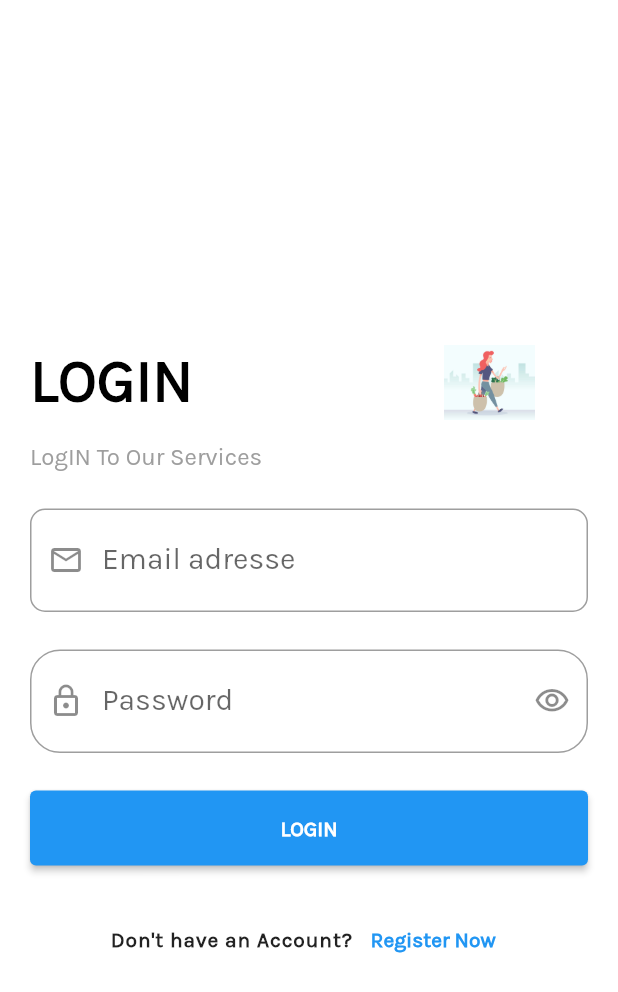
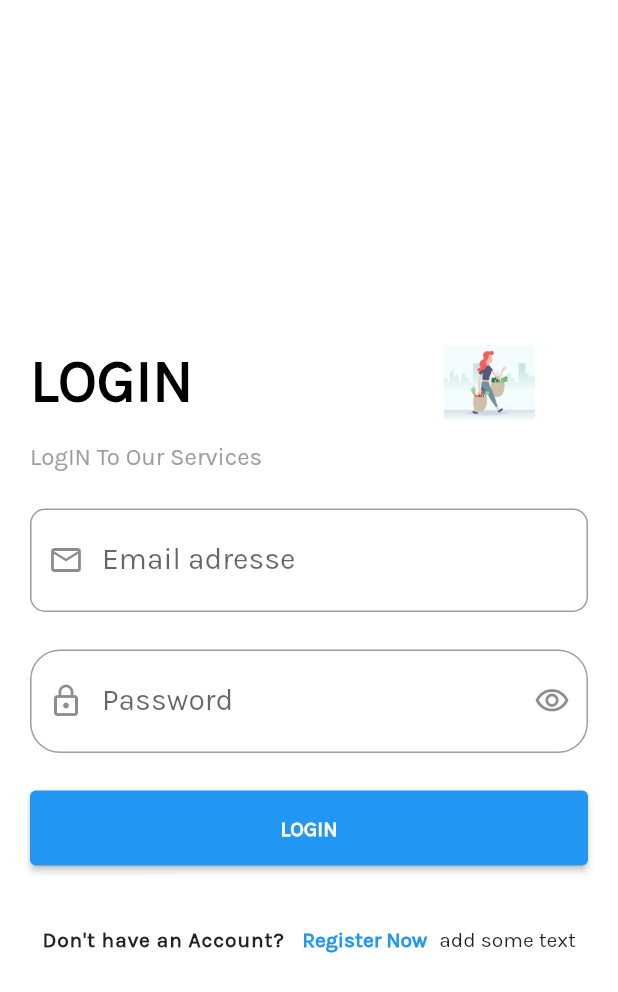
Before and after one commit to YoussefAhmed10/ShopApp_first, a Flutter app: the screen it shows after launch, after a tap on the "arrow forward ios" icon, after a tap on "SKIP", on a phone screen of 412 x 824 dp. Shown: the top 992 px of the screen. Run offline on Flutter 3.47's test engine with Material 2 defaults, Android fonts, the phone set to English and light mode, and no system bars; our stand-ins replace bloc, dio, flutter_bloc, flutter_conditional_rendering, fluttertoast, smooth_page_indicator; accounts and stored records are empty; network calls fail.

Commit message:
git hub edit

```diff
--- a/lib/moduels/login/login_screen.dart
+++ b/lib/moduels/login/login_screen.dart
@@ -203,6 +203,8 @@ class LogInScreen extends StatelessWidget {
                                 ),
                               ),
                             ),
+                            //For Git Things
+                            Container(child: Text('add some text')),
                           ],
                         ),
                       ],
```
